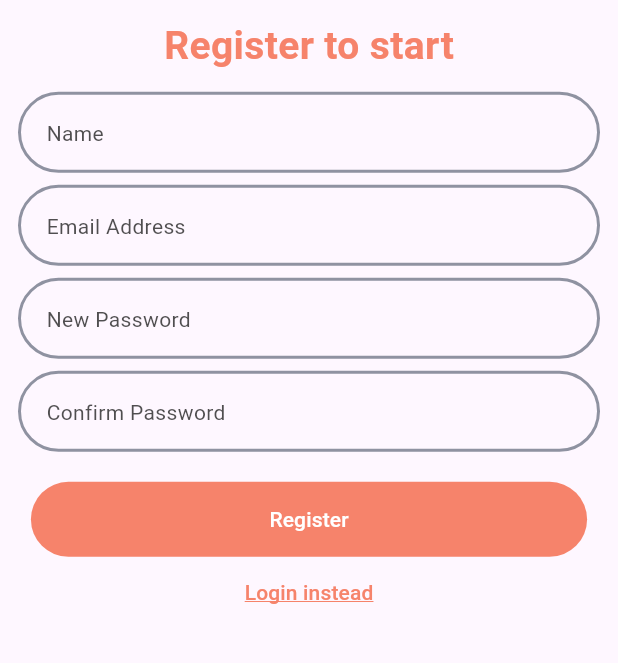
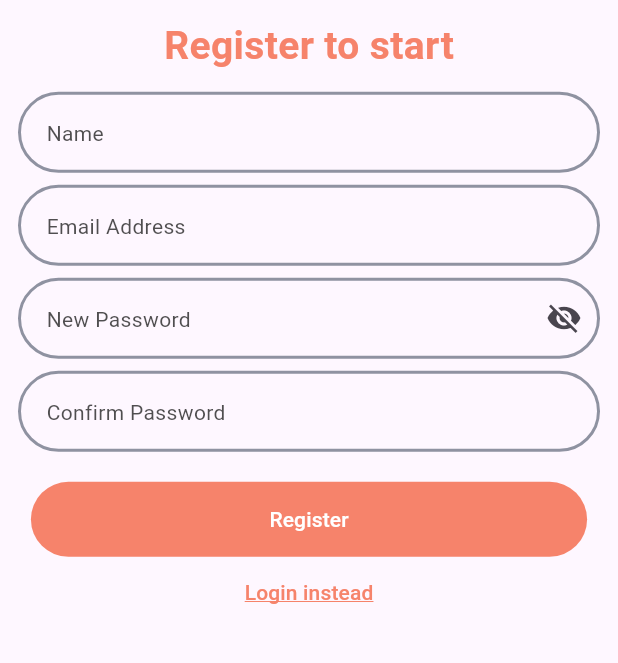
Before and after one commit to huzaifak08/Assesment-App-Frontend, a Flutter app: the screen it shows after launch, after a tap on "Login", after a tap on "Create new account", on a phone screen of 412 x 824 dp, the part 405-1068 px from its top. Run offline on Flutter 3.47's test engine with Material 3 defaults, Android fonts, the phone set to English and light mode, and no system bars; our stand-ins replace dash_chat_2, dio, flutter_gemini, flutter_riverpod, flutter_secure_storage, riverpod_annotation and 3 more; missing offline and left inert: talker_dio_logger; generated files the repository leaves out were written again; network calls fail.

Commit message:
read me ALH

```diff
--- a/lib/helpers/sp_helper.dart
+++ b/lib/helpers/sp_helper.dart
@@ -12,4 +12,8 @@ class SpHelper {
   Future<String?> getAuthToken() async {
     return await storage.read(key: authKey);
   }
+
+  void clearAllTokens() async {
+    await storage.deleteAll();
+  }
 }
--- a/lib/views/auth/sign_in_view.dart
+++ b/lib/views/auth/sign_in_view.dart
@@ -20,6 +20,7 @@ class _SignInViewState extends State<SignInView> {
   late TextEditingController _passwordController;
 
   bool _isLoading = false;
+  bool _showPassword = false;
   final _formKey = GlobalKey<FormState>();
 
   @override
@@ -78,11 +79,7 @@ class _SignInViewState extends State<SignInView> {
                   CustomTextField(
                     controller: _passwordController,
                     hint: "Password",
-                    obsecureText: true,
-                    suffixIcon: IconButton(
-                      onPressed: () {},
-                      icon: const Icon(Icons.visibility_off),
-                    ),
+                    obsecureText: !_showPassword,
                     onValidator: (value) {
                       if (value!.isEmpty) {
                         return "Password is required";
@@ -95,6 +92,20 @@ class _SignInViewState extends State<SignInView> {
                       }
                       return null;
                     },
+                    suffixIcon: IconButton(
+                      onPressed: () {
+                        setState(() {
+                          _showPassword = !_showPassword;
+                        });
+                      },
+                      icon:
+                          _showPassword
+                              ? Icon(
+                                Icons.visibility,
+                                color: AppColors.primaryColor,
+                              )
+                              : Icon(Icons.visibility_off),
+                    ),
                   ),
 
                   SizedBox(height: 12),
--- a/lib/views/auth/sign_up_view.dart
+++ b/lib/views/auth/sign_up_view.dart
@@ -18,6 +18,7 @@ class SignUpView extends StatefulWidget {
 class _SignUpViewState extends State<SignUpView> {
   final _formKey = GlobalKey<FormState>();
   bool _isLoading = false;
+  bool _showPassword = false;
 
   late TextEditingController _nameController;
   late TextEditingController _emailController;
@@ -68,7 +69,17 @@ class _SignUpViewState extends State<SignUpView> {
                   ),
                   SizedBox(height: 12),
 
-                  CustomTextField(hint: "Name", controller: _nameController),
+                  CustomTextField(
+                    hint: "Name",
+                    controller: _nameController,
+                    onValidator: (value) {
+                      if (value!.isEmpty) {
+                        return "Name is required";
+                      }
+
+                      return null;
+                    },
+                  ),
 
                   CustomTextField(
                     hint: "Email Address",
@@ -88,7 +99,7 @@ class _SignUpViewState extends State<SignUpView> {
 
                   CustomTextField(
                     hint: "New Password",
-                    obsecureText: true,
+                    obsecureText: !_showPassword,
                     controller: _passwordController,
                     onValidator: (value) {
                       if (value!.isEmpty) {
@@ -98,10 +109,24 @@ class _SignUpViewState extends State<SignUpView> {
                       } else if (!RegExp(
                         r"^(?=.*[a-z])(?=.*[A-Z])(?=.*\d)[a-zA-Z\d]{8,}$",
                       ).hasMatch(value)) {
-                        return "Password must contain at least 1 uppercase letter, 1 lowercase letter, and 1 number";
+                        return "Password must have upper, lower, and number";
                       }
                       return null;
                     },
+                    suffixIcon: IconButton(
+                      onPressed: () {
+                        setState(() {
+                          _showPassword = !_showPassword;
+                        });
+                      },
+                      icon:
+                          _showPassword
+                              ? Icon(
+                                Icons.visibility,
+                                color: AppColors.primaryColor,
+                              )
+                              : Icon(Icons.visibility_off),
+                    ),
                   ),
 
                   CustomTextField(
```
Also changed, not shown: lib/views/home/home_view.dart (+11 -4 lines), 1 other file.
